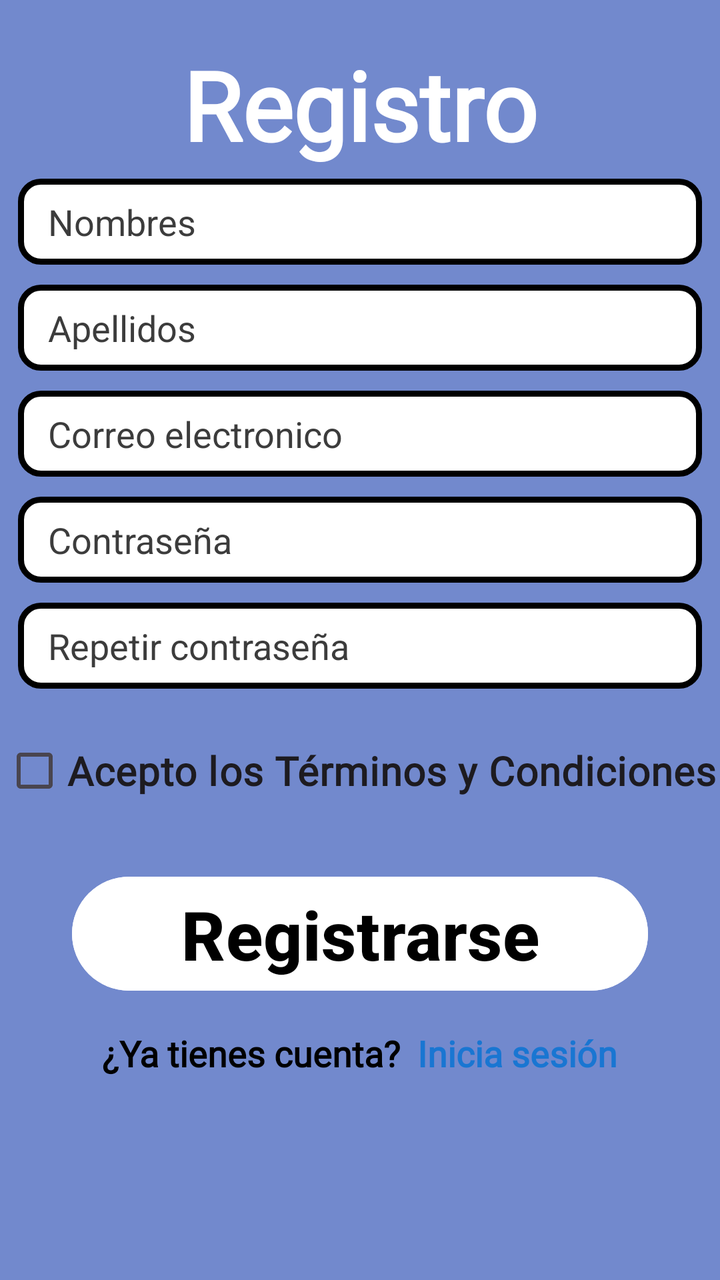
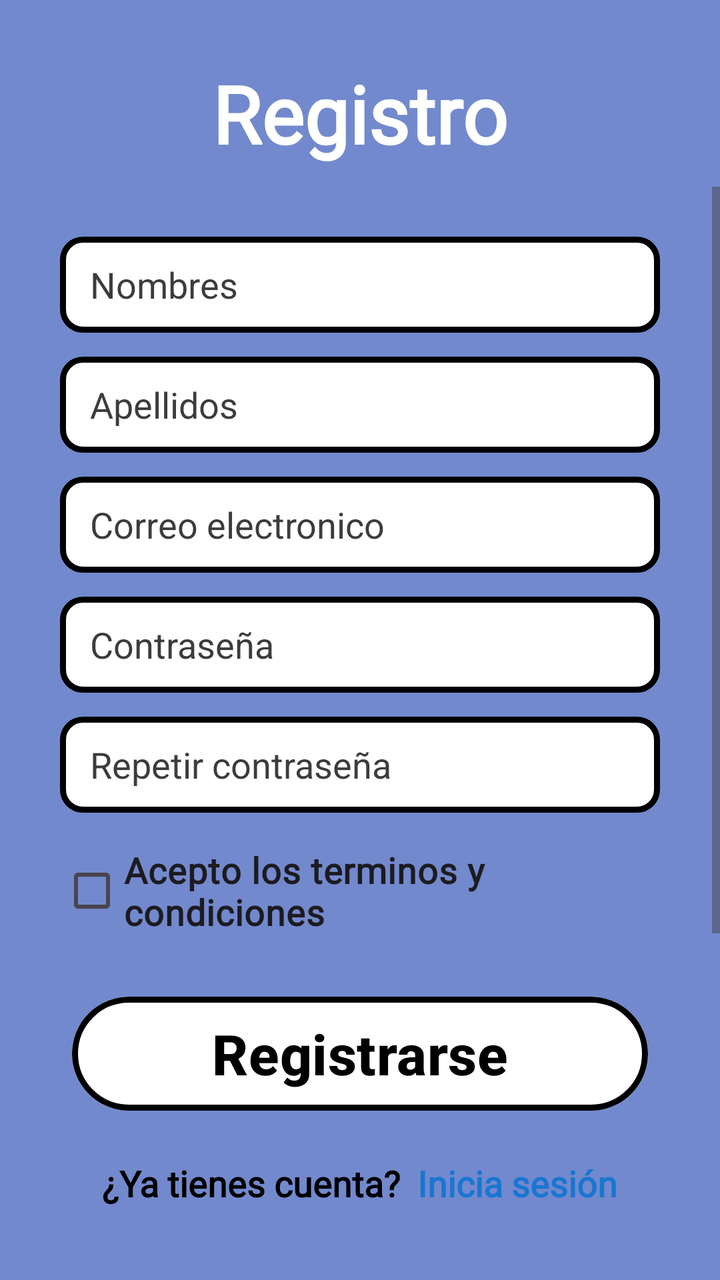

The first picture is an Android layout as it rendered before a commit; the second is the same layout after the commit. The layout source and the unified diff follow.
<!-- AndroidManifest.xml: application theme Theme.Taller2 -->
<!-- res/layout/activity_registro.xml -->
<?xml version="1.0" encoding="utf-8"?>
<LinearLayout xmlns:android="http://schemas.android.com/apk/res/android"
    xmlns:app="http://schemas.android.com/apk/res-auto"
    xmlns:tools="http://schemas.android.com/tools"
    android:id="@+id/main"
    android:layout_width="match_parent"
    android:layout_height="match_parent"
    android:orientation="vertical"
    android:background="@color/colorFondoApplication"
    android:gravity="center_horizontal"
    tools:context=".Activities.RegistroActivity">

    <TextView
        android:id="@+id/tituloRegistro"
        android:layout_width="wrap_content"
        android:layout_height="wrap_content"
        android:layout_marginTop="20dp"
        android:fontFamily="@font/tiro_bangla_italic"
        android:text="@string/tituloRegistro"
        android:textColor="@color/colorLetraSplash"
        android:textSize="48sp"
        android:textStyle="bold"
        />

    <EditText
        android:id="@+id/campoNombres"
        android:layout_width="342dp"
        android:layout_height="43dp"
        android:background="@drawable/style_edit_text"
        android:ems="10"
        android:hint="@string/campoNombreRegistro"
        android:inputType="textPersonName"
        android:paddingStart="15dp"
        android:paddingEnd="15dp"
        android:textColor="@color/black"
        android:textColorHint="@color/colorhint"
        android:layout_marginVertical="5dp"/>

    <EditText
        android:id="@+id/campoApellidos"
        android:layout_width="342dp"
        android:layout_height="43dp"
        android:background="@drawable/style_edit_text"
        android:ems="10"
        android:hint="@string/campoApellidosRegistro"
        android:inputType="textPersonName"
        android:paddingStart="15dp"
        android:paddingEnd="15dp"
        android:textColor="@color/black"
        android:textColorHint="@color/colorhint"
        android:layout_marginVertical="5dp"
       />

    <EditText
        android:id="@+id/campoCorreo"
        android:layout_width="342dp"
        android:layout_height="43dp"
        android:background="@drawable/style_edit_text"
        android:ems="10"
        android:hint="@string/campoCorreoRegistro"
        android:inputType="textEmailAddress"
        android:paddingStart="15dp"
        android:paddingEnd="15dp"
        android:textColor="@color/black"
        android:textColorHint="@color/colorhint"
        android:layout_marginVertical="5dp"
        />

    <EditText
        android:id="@+id/campoContra"
        android:layout_width="342dp"
        android:layout_height="43dp"
        android:background="@drawable/style_edit_text"
        android:ems="10"
        android:hint="@string/campoContraRegistro"
        android:inputType="textVisiblePassword"
        android:paddingStart="15dp"
        android:paddingEnd="15dp"
        android:textColor="@color/black"
        android:textColorHint="@color/colorhint"
        android:layout_marginVertical="5dp"
        />

    <EditText
        android:id="@+id/campoRepetirContra"
        android:layout_width="342dp"
        android:layout_height="43dp"
        android:background="@drawable/style_edit_text"
        android:ems="10"
        android:hint="@string/campoRepetirContra"
        android:inputType="textVisiblePassword"
        android:paddingStart="15dp"
        android:paddingEnd="15dp"
        android:textColor="@color/black"
        android:textColorHint="@color/colorhint"
        android:layout_marginVertical="5dp"
        />

    <CheckBox
        android:id="@+id/chkTerminos"
        android:layout_width="wrap_content"
        android:layout_height="wrap_content"
        android:layout_marginTop="12dp"
        android:fontFamily="@font/tiro_bangla_italic"
        android:text="Acepto los Términos y Condiciones"
        android:textSize="20sp"
        android:textStyle="bold" />

    <Button
        android:id="@+id/botonRegistrate"
        android:layout_width="288dp"
        android:layout_height="65dp"
        android:layout_marginTop="25dp"
        android:backgroundTint="@color/white"
        android:text="@string/botonRegistrate"
        android:textColor="@color/black"
        android:textSize="34sp"
        android:textStyle="bold" />


    <LinearLayout
        android:layout_width="match_parent"
        android:layout_height="wrap_content"
        android:orientation="horizontal"
        android:gravity="center"
        android:layout_marginTop="15dp">

        <TextView
            android:id="@+id/tvPregunta"
            android:layout_width="wrap_content"
            android:layout_height="wrap_content"
            android:fontFamily="@font/tiro_bangla_italic"
            android:text="¿Ya tienes cuenta?"
            android:textColor="@color/black"
            android:textSize="18sp"
            android:textStyle="bold" />

        <TextView
            android:id="@+id/tvLogin"
            android:layout_width="wrap_content"
            android:layout_height="wrap_content"
            android:layout_marginStart="8dp"
            android:fontFamily="@font/tiro_bangla_italic"
            android:text="Inicia sesión"
            android:textColor="@color/azul_login"
            android:textSize="18sp"
            android:textStyle="bold" />

    </LinearLayout>










</LinearLayout>
<!-- resources referenced by this layout -->
<resources>
  <color name="azul_login">#1976D2</color>
  <color name="black">#000000</color>
  <color name="colorFondoApplication">#7289CD</color>
  <color name="colorLetraSplash">#FFFFFF</color>
  <color name="colorhint">#3C3C3C</color>
  <color name="white">#FFFFFF</color>
  <!-- drawable style_edit_text (drawable) -->
  <?xml version="1.0" encoding="utf-8"?>
  <shape xmlns:android="http://schemas.android.com/apk/res/android">
      <corners android:radius="10dp"/>
      <stroke android:color="@color/black" android:width="3dp"/>
      <solid android:color="@color/white"/>
      
      <padding
          android:left="5dp"
          android:top="5dp"
          android:right="5dp"
          android:bottom="5dp" />
  </shape>
  <string name="botonRegistrate">Registrarse</string>
  <string name="campoApellidosRegistro">Apellidos</string>
  <string name="campoContraRegistro">Contraseña</string>
  <string name="campoCorreoRegistro">Correo electronico</string>
  <string name="campoNombreRegistro">Nombres</string>
  <string name="campoRepetirContra">Repetir contraseña</string>
  <string name="tituloRegistro">Registro</string>
  <style name="Theme.Taller2" parent="Base.Theme.Taller2" />
  <style name="Base.Theme.Taller2" parent="Theme.Material3.DayNight.NoActionBar">
          
          
      </style>
</resources>

<!-- the commit's change to res/layout/activity_registro.xml (unified diff, before → after) -->
@@ -8,153 +8,164 @@
     android:orientation="vertical"
     android:background="@color/colorFondoApplication"
     android:gravity="center_horizontal"
-    tools:context=".Activities.RegistroActivity">
+    tools:context="com.taller2.linearlayouts.ui.auth.RegistroActivity">
+
+
+
 
     <TextView
         android:id="@+id/tituloRegistro"
         android:layout_width="wrap_content"
         android:layout_height="wrap_content"
-        android:layout_marginTop="20dp"
+        android:layout_marginTop="30dp"
+        android:layout_marginBottom="10dp"
         android:fontFamily="@font/tiro_bangla_italic"
         android:text="@string/tituloRegistro"
         android:textColor="@color/colorLetraSplash"
-        android:textSize="48sp"
-        android:textStyle="bold"
-        />
-
-    <EditText
-        android:id="@+id/campoNombres"
-        android:layout_width="342dp"
-        android:layout_height="43dp"
-        android:background="@drawable/style_edit_text"
-        android:ems="10"
-        android:hint="@string/campoNombreRegistro"
-        android:inputType="textPersonName"
-        android:paddingStart="15dp"
-        android:paddingEnd="15dp"
-        android:textColor="@color/black"
-        android:textColorHint="@color/colorhint"
-        android:layout_marginVertical="5dp"/>
-
-    <EditText
-        android:id="@+id/campoApellidos"
-        android:layout_width="342dp"
-        android:layout_height="43dp"
-        android:background="@drawable/style_edit_text"
-        android:ems="10"
-        android:hint="@string/campoApellidosRegistro"
-        android:inputType="textPersonName"
-        android:paddingStart="15dp"
-        android:paddingEnd="15dp"
-        android:textColor="@color/black"
-        android:textColorHint="@color/colorhint"
-        android:layout_marginVertical="5dp"
-       />
-
-    <EditText
-        android:id="@+id/campoCorreo"
-        android:layout_width="342dp"
-        android:layout_height="43dp"
-        android:background="@drawable/style_edit_text"
-        android:ems="10"
-        android:hint="@string/campoCorreoRegistro"
-        android:inputType="textEmailAddress"
-        android:paddingStart="15dp"
-        android:paddingEnd="15dp"
-        android:textColor="@color/black"
-        android:textColorHint="@color/colorhint"
-        android:layout_marginVertical="5dp"
-        />
-
-    <EditText
-        android:id="@+id/campoContra"
-        android:layout_width="342dp"
-        android:layout_height="43dp"
-        android:background="@drawable/style_edit_text"
-        android:ems="10"
-        android:hint="@string/campoContraRegistro"
-        android:inputType="textVisiblePassword"
-        android:paddingStart="15dp"
-        android:paddingEnd="15dp"
-        android:textColor="@color/black"
-        android:textColorHint="@color/colorhint"
-        android:layout_marginVertical="5dp"
-        />
-
-    <EditText
-        android:id="@+id/campoRepetirContra"
-        android:layout_width="342dp"
-        android:layout_height="43dp"
-        android:background="@drawable/style_edit_text"
-        android:ems="10"
-        android:hint="@string/campoRepetirContra"
-        android:inputType="textVisiblePassword"
-        android:paddingStart="15dp"
-        android:paddingEnd="15dp"
-        android:textColor="@color/black"
-        android:textColorHint="@color/colorhint"
-        android:layout_marginVertical="5dp"
-        />
-
-    <CheckBox
-        android:id="@+id/chkTerminos"
-        android:layout_width="wrap_content"
-        android:layout_height="wrap_content"
-        android:layout_marginTop="12dp"
-        android:fontFamily="@font/tiro_bangla_italic"
-        android:text="Acepto los Términos y Condiciones"
-        android:textSize="20sp"
+        android:textSize="40sp"
         android:textStyle="bold" />
 
-    <Button
-        android:id="@+id/botonRegistrate"
-        android:layout_width="288dp"
-        android:layout_height="65dp"
-        android:layout_marginTop="25dp"
-        android:backgroundTint="@color/white"
-        android:text="@string/botonRegistrate"
-        android:textColor="@color/black"
-        android:textSize="34sp"
-        android:textStyle="bold" />
+    <ScrollView
+        android:id="@+id/scrollView"
+        android:layout_width="match_parent"
+        android:layout_height="0dp"
+        android:layout_weight="1"
+        android:fillViewport="true">
 
+        <LinearLayout
+            android:layout_width="match_parent"
+            android:layout_height="wrap_content"
+            android:orientation="vertical"
+            android:paddingHorizontal="30dp"
+            android:paddingTop="10dp"
+            android:paddingBottom="40dp"
+            android:gravity="center_horizontal">
 
-    <LinearLayout
-        android:layout_width="match_parent"
-        android:layout_height="wrap_content"
-        android:orientation="horizontal"
-        android:gravity="center"
-        android:layout_marginTop="15dp">
+            <EditText
+                android:id="@+id/campoNombres"
+                android:layout_width="match_parent"
+                android:layout_height="48dp"
+                android:background="@drawable/style_edit_text"
+                android:hint="@string/campoNombreRegistro"
+                android:inputType="textPersonName"
+                android:paddingStart="15dp"
+                android:paddingEnd="15dp"
+                android:textColor="@color/black"
+                android:textColorHint="@color/colorhint"
+                android:layout_marginTop="15dp" />
 
-        <TextView
-            android:id="@+id/tvPregunta"
-            android:layout_width="wrap_content"
-            android:layout_height="wrap_content"
-            android:fontFamily="@font/tiro_bangla_italic"
-            android:text="¿Ya tienes cuenta?"
-            android:textColor="@color/black"
-            android:textSize="18sp"
-            android:textStyle="bold" />
+            <EditText
+                android:id="@+id/campoApellidos"
+                android:layout_width="match_parent"
+                android:layout_height="48dp"
+                android:background="@drawable/style_edit_text"
+                android:hint="@string/campoApellidosRegistro"
+                android:inputType="textPersonName"
+                android:paddingStart="15dp"
+                android:paddingEnd="15dp"
+                android:textColor="@color/black"
+                android:textColorHint="@color/colorhint"
+                android:layout_marginTop="12dp" />
 
-        <TextView
-            android:id="@+id/tvLogin"
-            android:layout_width="wrap_content"
-            android:layout_height="wrap_content"
-            android:layout_marginStart="8dp"
-            android:fontFamily="@font/tiro_bangla_italic"
-            android:text="Inicia sesión"
-            android:textColor="@color/azul_login"
-            android:textSize="18sp"
-            android:textStyle="bold" />
+            <EditText
+                android:id="@+id/campoCorreo"
+                android:layout_width="match_parent"
+                android:layout_height="48dp"
+                android:background="@drawable/style_edit_text"
+                android:hint="@string/campoCorreoRegistro"
+                android:inputType="textEmailAddress"
+                android:paddingStart="15dp"
+                android:paddingEnd="15dp"
+                android:textColor="@color/black"
+                android:textColorHint="@color/colorhint"
+                android:layout_marginTop="12dp" />
 
-    </LinearLayout>
+            <EditText
+                android:id="@+id/campoContra"
+                android:layout_width="match_parent"
+                android:layout_height="48dp"
+                android:background="@drawable/style_edit_text"
+                android:hint="@string/campoContraRegistro"
+                android:inputType="textPassword"
+                android:paddingStart="15dp"
+                android:paddingEnd="15dp"
+                android:textColor="@color/black"
+                android:textColorHint="@color/colorhint"
+                android:layout_marginTop="12dp" />
 
+            <EditText
+                android:id="@+id/campoRepetirContra"
+                android:layout_width="match_parent"
+                android:layout_height="48dp"
+                android:background="@drawable/style_edit_text"
+                android:hint="@string/campoRepetirContra"
+                android:inputType="textPassword"
+                android:paddingStart="15dp"
+                android:paddingEnd="15dp"
+                android:textColor="@color/black"
+                android:textColorHint="@color/colorhint"
+                android:layout_marginTop="12dp" />
 
+            <CheckBox
+                android:id="@+id/chkTerminos"
+                android:layout_width="wrap_content"
+                android:layout_height="wrap_content"
+                android:layout_marginTop="15dp"
+                android:fontFamily="@font/tiro_bangla_italic"
+                android:text="@string/terminos_condiciones"
+                android:textSize="18sp"
+                android:textStyle="bold" />
 
+            <Button
+                android:id="@+id/botonRegistrate"
+                android:layout_width="288dp"
+                android:layout_height="65dp"
+                android:layout_marginTop="25dp"
+                android:backgroundTint="@color/white"
+                android:text="@string/botonRegistrate"
+                android:textColor="@color/black"
+                android:textSize="28sp"
+                android:textStyle="bold"
+                app:strokeColor="@color/black"
+                app:strokeWidth="3dp"/>
 
+            <LinearLayout
+                android:layout_width="wrap_content"
+                android:layout_height="wrap_content"
+                android:orientation="horizontal"
+                android:layout_marginTop="20dp">
 
+                <TextView
+                    android:id="@+id/tvPregunta"
+                    android:layout_width="wrap_content"
+                    android:layout_height="wrap_content"
+                    android:fontFamily="@font/tiro_bangla_italic"
+                    android:text="@string/ya_tienes_cuenta"
+                    android:textColor="@color/black"
+                    android:textSize="18sp"
+                    android:textStyle="bold" />
 
+                <TextView
+                    android:id="@+id/tvLogin"
+                    android:layout_width="wrap_content"
+                    android:layout_height="wrap_content"
+                    android:layout_marginStart="8dp"
+                    android:fontFamily="@font/tiro_bangla_italic"
+                    android:text="@string/inicia_sesion_registro"
+                    android:textColor="@color/azul_login"
+                    android:textSize="18sp"
+                    android:textStyle="bold"
+                    android:clickable="true"
+                    android:focusable="true"/>
+            </LinearLayout>
 
+            
+            <View
+                android:layout_width="match_parent"
+                android:layout_height="250dp" />
 
+        </LinearLayout>
 
+    </ScrollView>
 
 </LinearLayout>
<!-- resource entries referenced after the edit -->
@@ -25,7 +25,10 @@
   <string name="campoCorreoRegistro">Correo electronico</string>
   <string name="campoNombreRegistro">Nombres</string>
   <string name="campoRepetirContra">Repetir contraseña</string>
+  <string name="inicia_sesion_registro">Inicia sesión</string>
+  <string name="terminos_condiciones">Acepto los terminos y condiciones</string>
   <string name="tituloRegistro">Registro</string>
+  <string name="ya_tienes_cuenta">¿Ya tienes cuenta?</string>
   <style name="Theme.Taller2" parent="Base.Theme.Taller2" />
   <style name="Base.Theme.Taller2" parent="Theme.Material3.DayNight.NoActionBar">
           
